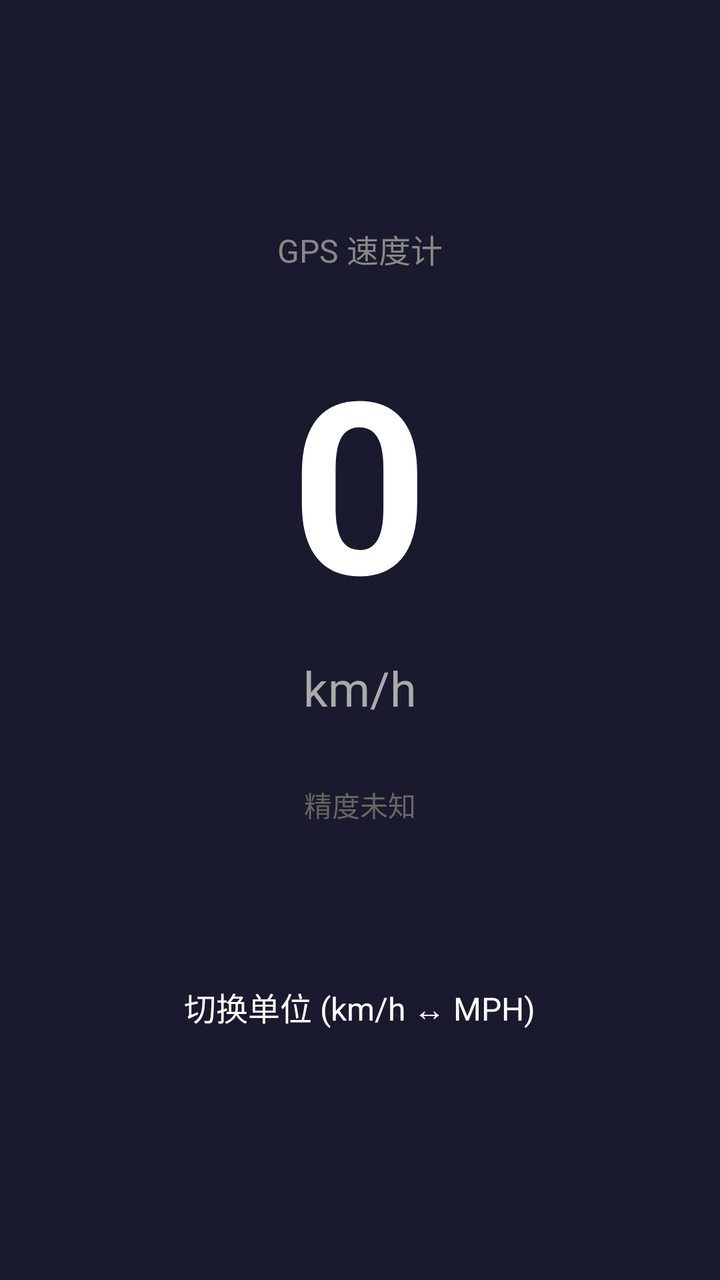
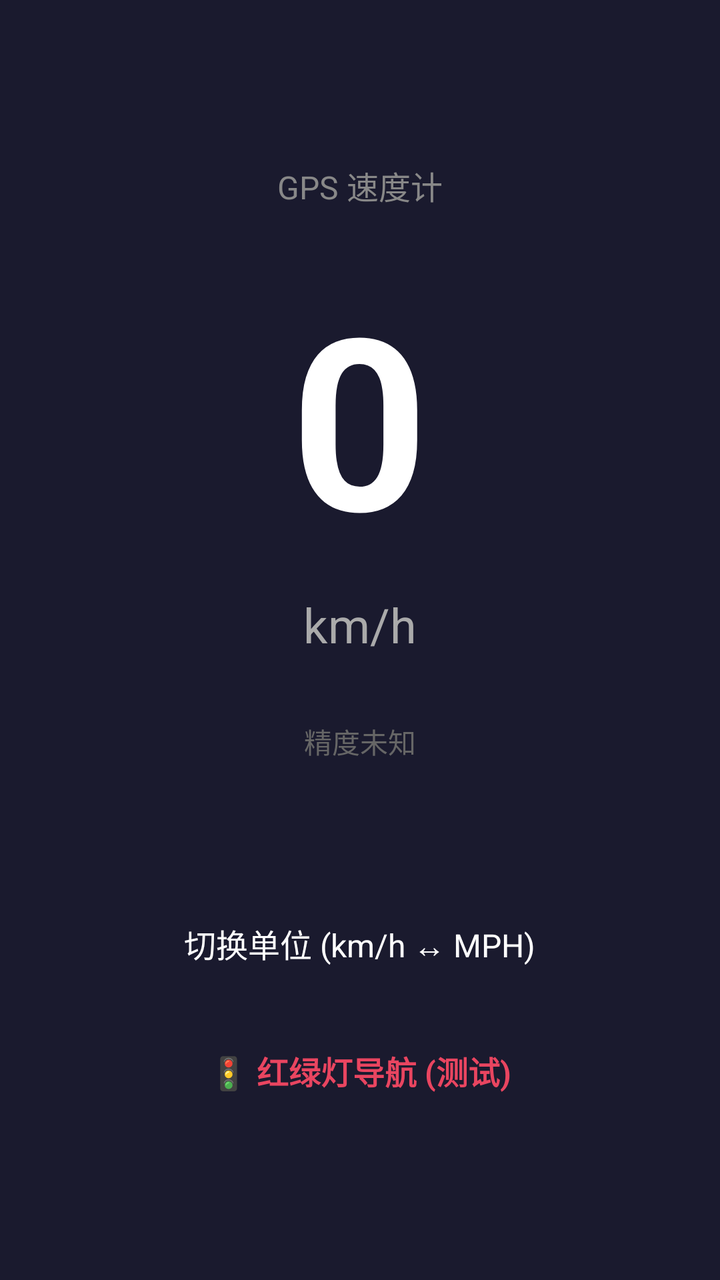

Screens rendered from an Android XML layout before and after an edit, with the pre-edit source and the edit as a unified diff.
<!-- AndroidManifest.xml: application theme Theme.GpsSpeedometer -->
<!-- res/layout/activity_main.xml -->
<?xml version="1.0" encoding="utf-8"?>
<LinearLayout xmlns:android="http://schemas.android.com/apk/res/android"
    android:layout_width="match_parent"
    android:layout_height="match_parent"
    android:background="#1A1A2E"
    android:gravity="center"
    android:orientation="vertical"
    android:padding="32dp">

    <TextView
        android:layout_width="wrap_content"
        android:layout_height="wrap_content"
        android:text="@string/app_name"
        android:textColor="#888888"
        android:textSize="16sp" />

    <TextView
        android:id="@+id/tv_speed"
        android:layout_width="wrap_content"
        android:layout_height="wrap_content"
        android:layout_marginTop="24dp"
        android:text="0"
        android:textColor="#FFFFFF"
        android:textSize="120sp"
        android:textStyle="bold" />

    <TextView
        android:id="@+id/tv_unit"
        android:layout_width="wrap_content"
        android:layout_height="wrap_content"
        android:layout_marginTop="8dp"
        android:text="km/h"
        android:textColor="#AAAAAA"
        android:textSize="24sp" />

    <TextView
        android:id="@+id/tv_accuracy"
        android:layout_width="wrap_content"
        android:layout_height="wrap_content"
        android:layout_marginTop="32dp"
        android:text="@string/accuracy_unknown"
        android:textColor="#666666"
        android:textSize="14sp" />

    <TextView
        android:id="@+id/tv_source"
        android:layout_width="wrap_content"
        android:layout_height="wrap_content"
        android:layout_marginTop="8dp"
        android:textColor="#666666"
        android:textSize="14sp" />

    <TextView
        android:id="@+id/btn_toggle_unit"
        android:layout_width="wrap_content"
        android:layout_height="wrap_content"
        android:layout_marginTop="40dp"
        android:background="?attr/selectableItemBackground"
        android:paddingHorizontal="24dp"
        android:paddingVertical="12dp"
        android:text="@string/toggle_unit"
        android:textColor="#FFFFFF"
        android:textSize="16sp" />

</LinearLayout>
<!-- resources referenced by this layout -->
<resources>
  <string name="accuracy_unknown">精度未知</string>
  <string name="app_name">GPS 速度计</string>
  <string name="toggle_unit">切换单位 (km/h ↔ MPH)</string>
  <style name="Theme.GpsSpeedometer" parent="Theme.Material3.DayNight.NoActionBar">
          <item name="colorPrimary">@color/colorPrimary</item>
          <item name="colorOnPrimary">#FFFFFF</item>
          <item name="android:statusBarColor">@color/colorPrimary</item>
      </style>
  <color name="colorPrimary">#16213E</color>
</resources>

<!-- the commit's change to res/layout/activity_main.xml (unified diff, before → after) -->
@@ -62,4 +62,17 @@
         android:textColor="#FFFFFF"
         android:textSize="16sp" />
 
+    <TextView
+        android:id="@+id/btn_navi"
+        android:layout_width="wrap_content"
+        android:layout_height="wrap_content"
+        android:layout_marginTop="16dp"
+        android:background="?attr/selectableItemBackground"
+        android:paddingHorizontal="24dp"
+        android:paddingVertical="12dp"
+        android:text="@string/btn_navi"
+        android:textColor="#E94560"
+        android:textSize="16sp"
+        android:textStyle="bold" />
+
 </LinearLayout>
<!-- resource entries referenced after the edit -->
@@ -2,6 +2,7 @@
 <resources>
   <string name="accuracy_unknown">精度未知</string>
   <string name="app_name">GPS 速度计</string>
+  <string name="btn_navi">🚦 红绿灯导航 (测试)</string>
   <string name="toggle_unit">切换单位 (km/h ↔ MPH)</string>
   <style name="Theme.GpsSpeedometer" parent="Theme.Material3.DayNight.NoActionBar">
           <item name="colorPrimary">@color/colorPrimary</item>
